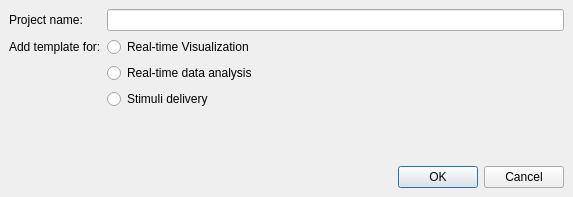
This is bci_framework/framework/qtgui/new_project.ui in UN-GCPDS/bci-framework as Qt 5 draws it before an edit. The edited form follows.
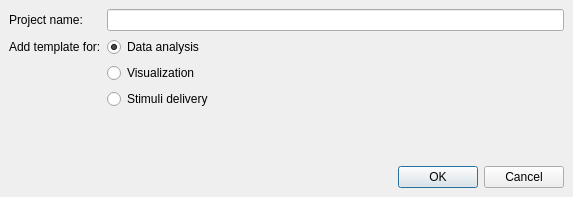
This is the edited form. Icons and pictures are not drawn.

What changed in the file:
```diff
--- a/bci_framework/framework/qtgui/new_project.ui
+++ b/bci_framework/framework/qtgui/new_project.ui
@@ -31,6 +31,23 @@
       <item row="0" column="1">
        <widget class="QLineEdit" name="lineEdit_project_name"/>
       </item>
+      <item row="2" column="1">
+       <widget class="QRadioButton" name="radioButton_visualization">
+        <property name="text">
+         <string>Visualization</string>
+        </property>
+       </widget>
+      </item>
+      <item row="1" column="1">
+       <widget class="QRadioButton" name="radioButton_data_analysis">
+        <property name="text">
+         <string>Data analysis</string>
+        </property>
+        <property name="checked">
+         <bool>true</bool>
+        </property>
+       </widget>
+      </item>
       <item row="1" column="0">
        <widget class="QLabel" name="label">
         <property name="text">
@@ -38,13 +55,6 @@
         </property>
        </widget>
       </item>
-      <item row="1" column="1">
-       <widget class="QRadioButton" name="radioButton_visualization">
-        <property name="text">
-         <string>Real-time Visualization</string>
-        </property>
-       </widget>
-      </item>
       <item row="3" column="1">
        <widget class="QRadioButton" name="radioButton_stimulus_delivery">
         <property name="text">
@@ -52,13 +62,6 @@
         </property>
        </widget>
       </item>
-      <item row="2" column="1">
-       <widget class="QRadioButton" name="radioButton_data_analysis">
-        <property name="text">
-         <string>Real-time data analysis</string>
-        </property>
-       </widget>
-      </item>
      </layout>
     </item>
     <item row="2" column="0" colspan="2">
```
